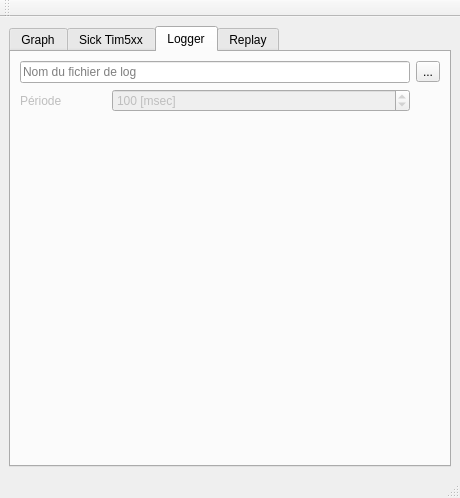
Before: the Qt Designer form PluginModules/Lidar/ihm_Lidar.ui in CRLG/LABOTBOX, drawn with Qt 5.
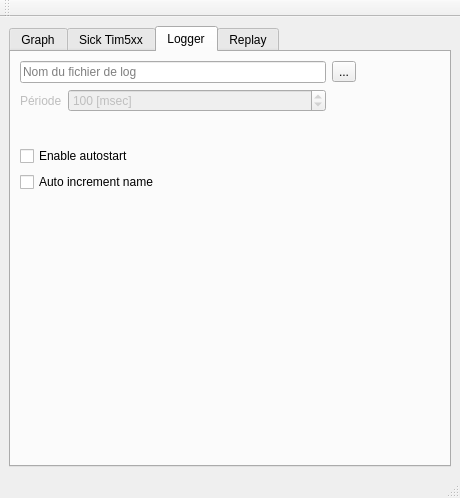
After: the same form once the commit is applied. The open tabs and pages were chosen to show the change. Icons and pictures are not drawn. Custom widgets are drawn as their Qt base class.

Commit message: [Lidar] Evolution du logger pour démarrage automatique + incrément automatique du nom du fichier

```diff
--- a/PluginModules/Lidar/ihm_Lidar.ui
+++ b/PluginModules/Lidar/ihm_Lidar.ui
@@ -21,7 +21,7 @@
        <bool>true</bool>
       </property>
       <property name="currentIndex">
-       <number>1</number>
+       <number>0</number>
       </property>
       <widget class="QWidget" name="tab">
        <attribute name="title">
@@ -331,6 +331,47 @@
         <string>Logger</string>
        </attribute>
        <layout class="QGridLayout" name="gridLayout_3">
+        <item row="1" column="1" colspan="2">
+         <widget class="QSpinBox" name="logger_sample_period">
+          <property name="enabled">
+           <bool>false</bool>
+          </property>
+          <property name="minimumSize">
+           <size>
+            <width>75</width>
+            <height>0</height>
+           </size>
+          </property>
+          <property name="toolTip">
+           <string/>
+          </property>
+          <property name="specialValueText">
+           <string>Tous les messages</string>
+          </property>
+          <property name="suffix">
+           <string> [msec]</string>
+          </property>
+          <property name="maximum">
+           <number>9000000</number>
+          </property>
+          <property name="value">
+           <number>100</number>
+          </property>
+         </widget>
+        </item>
+        <item row="2" column="2">
+         <spacer name="horizontalSpacer_2">
+          <property name="orientation">
+           <enum>Qt::Horizontal</enum>
+          </property>
+          <property name="sizeHint" stdset="0">
+           <size>
+            <width>212</width>
+            <height>20</height>
+           </size>
+          </property>
+         </spacer>
+        </item>
         <item row="0" column="0" colspan="3">
          <widget class="QLineEdit" name="logger_pathfilename">
           <property name="readOnly">
@@ -351,43 +392,23 @@
           </property>
          </widget>
         </item>
-        <item row="1" column="0" colspan="2">
-         <widget class="QLabel" name="logger_sample_period_label">
-          <property name="enabled">
-           <bool>false</bool>
+        <item row="5" column="1">
+         <spacer name="verticalSpacer_2">
+          <property name="orientation">
+           <enum>Qt::Vertical</enum>
           </property>
-          <property name="text">
-           <string>Période</string>
-          </property>
-         </widget>
-        </item>
-        <item row="2" column="0">
-         <widget class="QPushButton" name="PB_start_logger">
-          <property name="toolTip">
-           <string>Commence la génération du signal</string>
-          </property>
-          <property name="text">
-           <string/>
-          </property>
-          <property name="icon">
-           <iconset resource="../../icons.qrc">
-            <normaloff>:/icons/player_play.png</normaloff>:/icons/player_play.png</iconset>
-          </property>
-          <property name="iconSize">
+          <property name="sizeHint" stdset="0">
            <size>
-            <width>32</width>
-            <height>32</height>
+            <width>20</width>
+            <height>103</height>
            </size>
           </property>
-          <property name="flat">
-           <bool>true</bool>
-          </property>
-         </widget>
+         </spacer>
         </item>
         <item row="2" column="1">
          <widget class="QPushButton" name="PB_stop_logger">
           <property name="toolTip">
-           <string>Arrête la génération du signal</string>
+           <string>Arrête l'enregistrement</string>
           </property>
           <property name="text">
            <string/>
@@ -407,57 +428,66 @@
           </property>
          </widget>
         </item>
-        <item row="2" column="2">
-         <spacer name="horizontalSpacer_2">
-          <property name="orientation">
-           <enum>Qt::Horizontal</enum>
+        <item row="2" column="0">
+         <widget class="QPushButton" name="PB_start_logger">
+          <property name="toolTip">
+           <string>Commence l'enregistrement</string>
           </property>
-          <property name="sizeHint" stdset="0">
-           <size>
-            <width>212</width>
-            <height>20</height>
-           </size>
+          <property name="text">
+           <string/>
           </property>
-         </spacer>
-        </item>
-        <item row="3" column="1">
-         <spacer name="verticalSpacer_2">
-          <property name="orientation">
-           <enum>Qt::Vertical</enum>
+          <property name="icon">
+           <iconset resource="../../icons.qrc">
+            <normaloff>:/icons/record.png</normaloff>:/icons/record.png</iconset>
           </property>
-          <property name="sizeHint" stdset="0">
+          <property name="iconSize">
            <size>
-            <width>20</width>
-            <height>103</height>
+            <width>32</width>
+            <height>32</height>
            </size>
           </property>
-         </spacer>
+          <property name="flat">
+           <bool>true</bool>
+          </property>
+         </widget>
         </item>
-        <item row="1" column="2">
-         <widget class="QSpinBox" name="logger_sample_period">
+        <item row="1" column="0">
+         <widget class="QLabel" name="logger_sample_period_label">
           <property name="enabled">
            <bool>false</bool>
           </property>
-          <property name="minimumSize">
+          <property name="text">
+           <string>Période</string>
+          </property>
+         </widget>
+        </item>
+        <item row="1" column="3">
+         <spacer name="horizontalSpacer_7">
+          <property name="orientation">
+           <enum>Qt::Horizontal</enum>
+          </property>
+          <property name="sizeHint" stdset="0">
            <size>
-            <width>75</width>
-            <height>0</height>
+            <width>40</width>
+            <height>20</height>
            </size>
           </property>
+         </spacer>
+        </item>
+        <item row="4" column="0" colspan="3">
+         <widget class="QCheckBox" name="logger_name_auto_increment">
+          <property name="text">
+           <string>Auto increment name</string>
+          </property>
+         </widget>
+        </item>
+        <item row="3" column="0" colspan="3">
+         <widget class="QCheckBox" name="enable_autostart_logger">
           <property name="toolTip">
-           <string/>
+           <string>&lt;html&gt;&lt;head/&gt;&lt;body&gt;&lt;p&gt;Logger start when Lidar connected&lt;/p&gt;&lt;/body&gt;&lt;/html&gt;</string>
           </property>
-          <property name="specialValueText">
-           <string>Tous les messages</string>
-          </property>
-          <property name="suffix">
-           <string> [msec]</string>
-          </property>
-          <property name="maximum">
-           <number>9000000</number>
-          </property>
-          <property name="value">
-           <number>100</number>
+          <property name="text">
+           <string>Enable autostart</string>
           </property>
          </widget>
         </item>
```
The commit also changes 4 other files.
